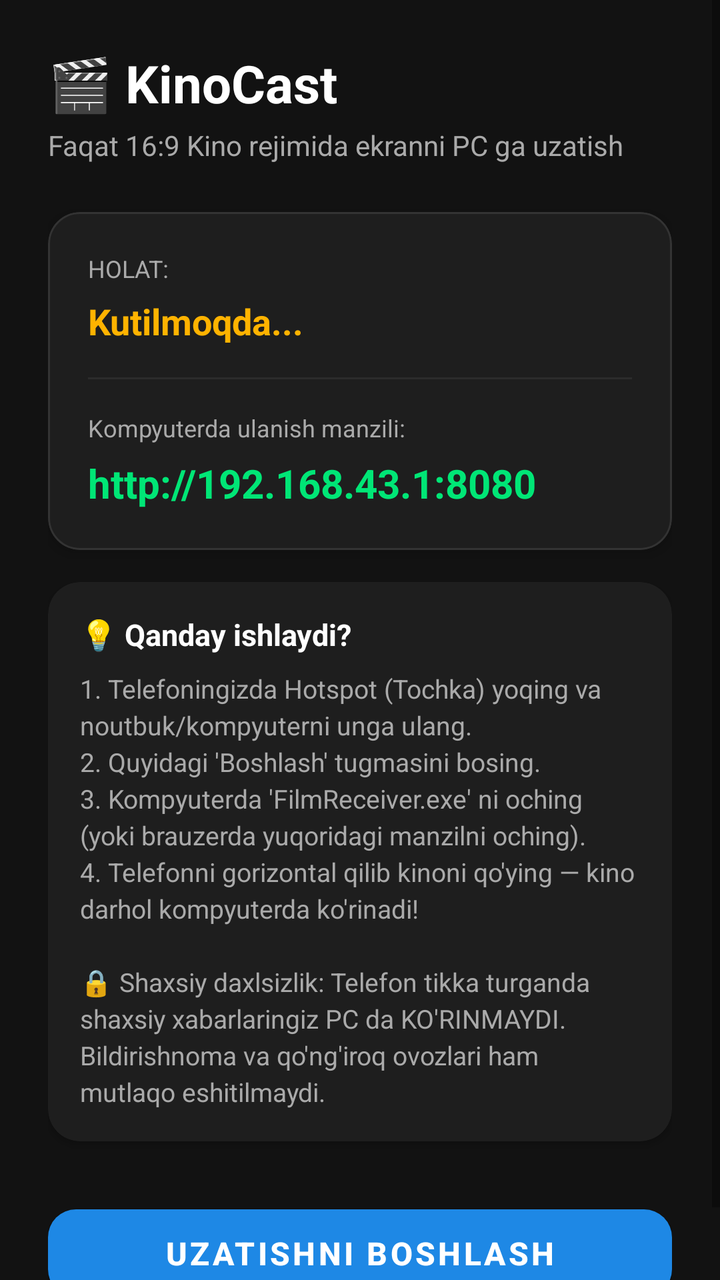
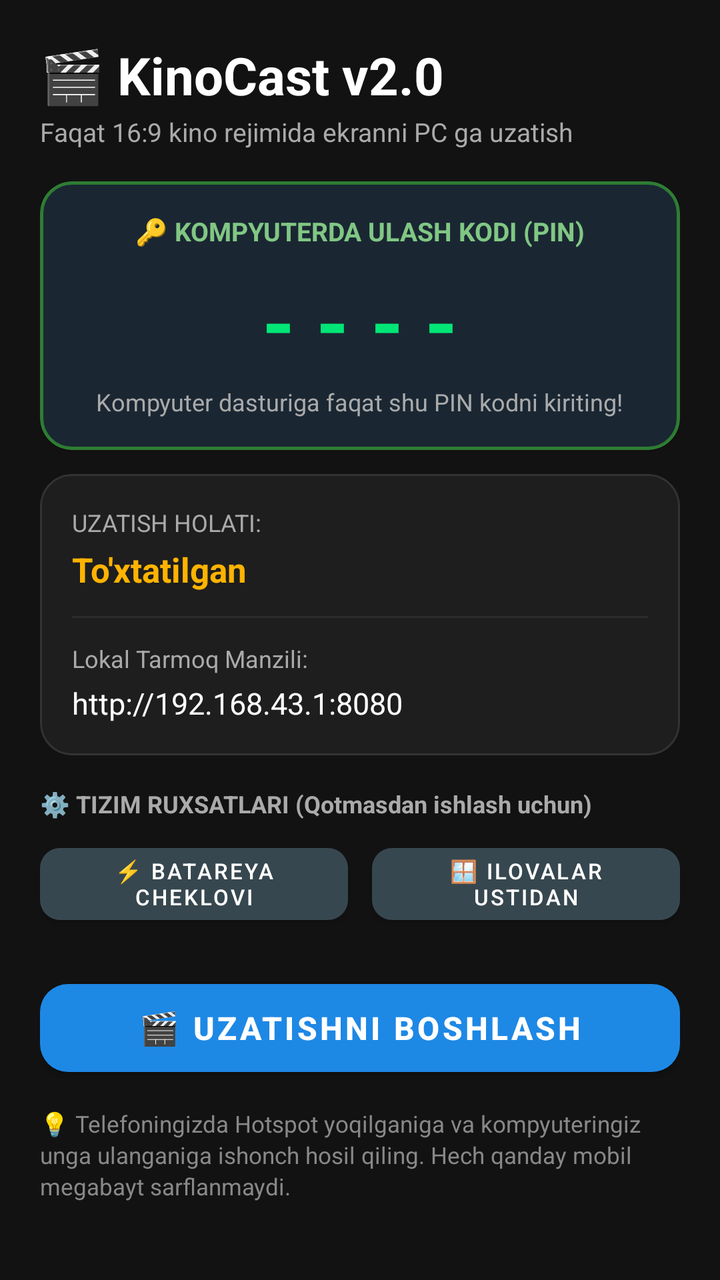

An Android layout rendered at two revisions. The XML below is the earlier revision; the diff shows what the commit changed to produce the second picture.
<!-- AndroidManifest.xml: application theme Theme.KinoCast -->
<!-- res/layout/activity_main.xml -->
<?xml version="1.0" encoding="utf-8"?>
<ScrollView xmlns:android="http://schemas.android.com/apk/res/android"
    xmlns:app="http://schemas.android.com/apk/res-auto"
    android:layout_width="match_parent"
    android:layout_height="match_parent"
    android:background="@color/bg_dark"
    android:fillViewport="true">

    <LinearLayout
        android:layout_width="match_parent"
        android:layout_height="wrap_content"
        android:orientation="vertical"
        android:padding="24dp">

        <TextView
            android:layout_width="wrap_content"
            android:layout_height="wrap_content"
            android:text="🎬 KinoCast"
            android:textColor="@color/text_primary"
            android:textSize="26sp"
            android:textStyle="bold" />

        <TextView
            android:layout_width="wrap_content"
            android:layout_height="wrap_content"
            android:layout_marginTop="4dp"
            android:text="Faqat 16:9 Kino rejimida ekranni PC ga uzatish"
            android:textColor="@color/text_secondary"
            android:textSize="14sp" />

        
        <com.google.android.material.card.MaterialCardView
            android:layout_width="match_parent"
            android:layout_height="wrap_content"
            android:layout_marginTop="24dp"
            app:cardBackgroundColor="@color/card_dark"
            app:cardCornerRadius="16dp"
            app:cardElevation="4dp"
            app:strokeColor="#333333"
            app:strokeWidth="1dp">

            <LinearLayout
                android:layout_width="match_parent"
                android:layout_height="wrap_content"
                android:orientation="vertical"
                android:padding="20dp">

                <TextView
                    android:layout_width="wrap_content"
                    android:layout_height="wrap_content"
                    android:text="Holat:"
                    android:textColor="@color/text_secondary"
                    android:textSize="12sp"
                    android:textAllCaps="true" />

                <TextView
                    android:id="@+id/tvStatus"
                    android:layout_width="wrap_content"
                    android:layout_height="wrap_content"
                    android:layout_marginTop="6dp"
                    android:text="Kutilmoqda..."
                    android:textColor="@color/amber"
                    android:textSize="18sp"
                    android:textStyle="bold" />

                <View
                    android:layout_width="match_parent"
                    android:layout_height="1dp"
                    android:layout_marginTop="16dp"
                    android:layout_marginBottom="16dp"
                    android:background="#2C2C2C" />

                <TextView
                    android:layout_width="wrap_content"
                    android:layout_height="wrap_content"
                    android:text="Kompyuterda ulanish manzili:"
                    android:textColor="@color/text_secondary"
                    android:textSize="12sp" />

                <TextView
                    android:id="@+id/tvAddress"
                    android:layout_width="wrap_content"
                    android:layout_height="wrap_content"
                    android:layout_marginTop="6dp"
                    android:text="http://192.168.43.1:8080"
                    android:textColor="@color/accent"
                    android:textSize="20sp"
                    android:textStyle="bold"
                    android:textIsSelectable="true" />

            </LinearLayout>
        </com.google.android.material.card.MaterialCardView>

        
        <com.google.android.material.card.MaterialCardView
            android:layout_width="match_parent"
            android:layout_height="wrap_content"
            android:layout_marginTop="16dp"
            app:cardBackgroundColor="@color/card_dark"
            app:cardCornerRadius="16dp"
            app:cardElevation="2dp">

            <LinearLayout
                android:layout_width="match_parent"
                android:layout_height="wrap_content"
                android:orientation="vertical"
                android:padding="16dp">

                <TextView
                    android:layout_width="wrap_content"
                    android:layout_height="wrap_content"
                    android:text="💡 Qanday ishlaydi?"
                    android:textColor="@color/text_primary"
                    android:textSize="15sp"
                    android:textStyle="bold" />

                <TextView
                    android:layout_width="match_parent"
                    android:layout_height="wrap_content"
                    android:layout_marginTop="8dp"
                    android:text="1. Telefoningizda Hotspot (Tochka) yoqing va noutbuk/kompyuterni unga ulang.\n2. Quyidagi 'Boshlash' tugmasini bosing.\n3. Kompyuterda 'FilmReceiver.exe' ni oching (yoki brauzerda yuqoridagi manzilni oching).\n4. Telefonni gorizontal qilib kinoni qo'ying — kino darhol kompyuterda ko'rinadi!\n\n🔒 Shaxsiy daxlsizlik: Telefon tikka turganda shaxsiy xabarlaringiz PC da KO'RINMAYDI. Bildirishnoma va qo'ng'iroq ovozlari ham mutlaqo eshitilmaydi."
                    android:textColor="@color/text_secondary"
                    android:textSize="13sp"
                    android:lineSpacingExtra="3dp" />

            </LinearLayout>
        </com.google.android.material.card.MaterialCardView>

        
        <com.google.android.material.button.MaterialButton
            android:id="@+id/btnToggleStream"
            android:layout_width="match_parent"
            android:layout_height="56dp"
            android:layout_marginTop="28dp"
            android:text="Uzatishni Boshlash"
            android:textSize="16sp"
            android:textStyle="bold"
            app:cornerRadius="14dp"
            app:backgroundTint="@color/primary" />

    </LinearLayout>
</ScrollView>
<!-- resources referenced by this layout -->
<resources>
  <color name="accent">#00E676</color>
  <color name="amber">#FFB300</color>
  <color name="bg_dark">#121212</color>
  <color name="card_dark">#1E1E1E</color>
  <color name="primary">#1E88E5</color>
  <color name="text_primary">#FFFFFF</color>
  <color name="text_secondary">#AAAAAA</color>
  <style name="Theme.KinoCast" parent="Theme.MaterialComponents.DayNight.NoActionBar">
          <item name="colorPrimary">@color/primary</item>
          <item name="colorPrimaryDark">@color/primary_dark</item>
          <item name="colorAccent">@color/accent</item>
          <item name="android:windowBackground">@color/bg_dark</item>
      </style>
  <color name="primary_dark">#1565C0</color>
</resources>

<!-- the commit's change to res/layout/activity_main.xml (unified diff, before → after) -->
@@ -10,12 +10,12 @@
         android:layout_width="match_parent"
         android:layout_height="wrap_content"
         android:orientation="vertical"
-        android:padding="24dp">
+        android:padding="20dp">
 
         <TextView
             android:layout_width="wrap_content"
             android:layout_height="wrap_content"
-            android:text="🎬 KinoCast"
+            android:text="🎬 KinoCast v2.0"
             android:textColor="@color/text_primary"
             android:textSize="26sp"
             android:textStyle="bold" />
@@ -23,19 +23,65 @@
         <TextView
             android:layout_width="wrap_content"
             android:layout_height="wrap_content"
-            android:layout_marginTop="4dp"
-            android:text="Faqat 16:9 Kino rejimida ekranni PC ga uzatish"
+            android:layout_marginTop="2dp"
+            android:text="Faqat 16:9 kino rejimida ekranni PC ga uzatish"
             android:textColor="@color/text_secondary"
-            android:textSize="14sp" />
+            android:textSize="13sp" />
 
         
         <com.google.android.material.card.MaterialCardView
             android:layout_width="match_parent"
             android:layout_height="wrap_content"
-            android:layout_marginTop="24dp"
+            android:layout_marginTop="16dp"
+            app:cardBackgroundColor="#1A2733"
+            app:cardCornerRadius="16dp"
+            app:strokeColor="#2E7D32"
+            app:strokeWidth="1.5dp">
+
+            <LinearLayout
+                android:layout_width="match_parent"
+                android:layout_height="wrap_content"
+                android:orientation="vertical"
+                android:padding="16dp"
+                android:gravity="center">
+
+                <TextView
+                    android:layout_width="wrap_content"
+                    android:layout_height="wrap_content"
+                    android:text="🔑 KOMPYUTERDA ULASH KODI (PIN)"
+                    android:textColor="#81C784"
+                    android:textSize="13sp"
+                    android:textStyle="bold" />
+
+                <TextView
+                    android:id="@+id/tvPinCode"
+                    android:layout_width="wrap_content"
+                    android:layout_height="wrap_content"
+                    android:layout_marginTop="8dp"
+                    android:text="----"
+                    android:textColor="#00E676"
+                    android:textSize="42sp"
+                    android:letterSpacing="0.25"
+                    android:textStyle="bold" />
+
+                <TextView
+                    android:layout_width="wrap_content"
+                    android:layout_height="wrap_content"
+                    android:layout_marginTop="4dp"
+                    android:text="Kompyuter dasturiga faqat shu PIN kodni kiriting!"
+                    android:textColor="@color/text_secondary"
+                    android:textSize="12sp" />
+
+            </LinearLayout>
+        </com.google.android.material.card.MaterialCardView>
+
+        
+        <com.google.android.material.card.MaterialCardView
+            android:layout_width="match_parent"
+            android:layout_height="wrap_content"
+            android:layout_marginTop="12dp"
             app:cardBackgroundColor="@color/card_dark"
             app:cardCornerRadius="16dp"
-            app:cardElevation="4dp"
             app:strokeColor="#333333"
             app:strokeWidth="1dp">
 
@@ -43,12 +89,12 @@
                 android:layout_width="match_parent"
                 android:layout_height="wrap_content"
                 android:orientation="vertical"
-                android:padding="20dp">
-
-                <TextView
-                    android:layout_width="wrap_content"
-                    android:layout_height="wrap_content"
-                    android:text="Holat:"
+                android:padding="16dp">
+
+                <TextView
+                    android:layout_width="wrap_content"
+                    android:layout_height="wrap_content"
+                    android:text="Uzatish Holati:"
                     android:textColor="@color/text_secondary"
                     android:textSize="12sp"
                     android:textAllCaps="true" />
@@ -57,23 +103,23 @@
                     android:id="@+id/tvStatus"
                     android:layout_width="wrap_content"
                     android:layout_height="wrap_content"
-                    android:layout_marginTop="6dp"
-                    android:text="Kutilmoqda..."
+                    android:layout_marginTop="4dp"
+                    android:text="To'xtatilgan"
                     android:textColor="@color/amber"
-                    android:textSize="18sp"
+                    android:textSize="17sp"
                     android:textStyle="bold" />
 
                 <View
                     android:layout_width="match_parent"
                     android:layout_height="1dp"
-                    android:layout_marginTop="16dp"
-                    android:layout_marginBottom="16dp"
+                    android:layout_marginTop="12dp"
+                    android:layout_marginBottom="12dp"
                     android:background="#2C2C2C" />
 
                 <TextView
                     android:layout_width="wrap_content"
                     android:layout_height="wrap_content"
-                    android:text="Kompyuterda ulanish manzili:"
+                    android:text="Lokal Tarmoq Manzili:"
                     android:textColor="@color/text_secondary"
                     android:textSize="12sp" />
 
@@ -81,62 +127,75 @@
                     android:id="@+id/tvAddress"
                     android:layout_width="wrap_content"
                     android:layout_height="wrap_content"
-                    android:layout_marginTop="6dp"
+                    android:layout_marginTop="4dp"
                     android:text="http://192.168.43.1:8080"
-                    android:textColor="@color/accent"
-                    android:textSize="20sp"
-                    android:textStyle="bold"
+                    android:textColor="@color/text_primary"
+                    android:textSize="15sp"
                     android:textIsSelectable="true" />
 
             </LinearLayout>
         </com.google.android.material.card.MaterialCardView>
 
         
-        <com.google.android.material.card.MaterialCardView
-            android:layout_width="match_parent"
+        <TextView
+            android:layout_width="wrap_content"
             android:layout_height="wrap_content"
             android:layout_marginTop="16dp"
-            app:cardBackgroundColor="@color/card_dark"
-            app:cardCornerRadius="16dp"
-            app:cardElevation="2dp">
-
-            <LinearLayout
-                android:layout_width="match_parent"
-                android:layout_height="wrap_content"
-                android:orientation="vertical"
-                android:padding="16dp">
-
-                <TextView
-                    android:layout_width="wrap_content"
-                    android:layout_height="wrap_content"
-                    android:text="💡 Qanday ishlaydi?"
-                    android:textColor="@color/text_primary"
-                    android:textSize="15sp"
-                    android:textStyle="bold" />
-
-                <TextView
-                    android:layout_width="match_parent"
-                    android:layout_height="wrap_content"
-                    android:layout_marginTop="8dp"
-                    android:text="1. Telefoningizda Hotspot (Tochka) yoqing va noutbuk/kompyuterni unga ulang.\n2. Quyidagi 'Boshlash' tugmasini bosing.\n3. Kompyuterda 'FilmReceiver.exe' ni oching (yoki brauzerda yuqoridagi manzilni oching).\n4. Telefonni gorizontal qilib kinoni qo'ying — kino darhol kompyuterda ko'rinadi!\n\n🔒 Shaxsiy daxlsizlik: Telefon tikka turganda shaxsiy xabarlaringiz PC da KO'RINMAYDI. Bildirishnoma va qo'ng'iroq ovozlari ham mutlaqo eshitilmaydi."
-                    android:textColor="@color/text_secondary"
-                    android:textSize="13sp"
-                    android:lineSpacingExtra="3dp" />
-
-            </LinearLayout>
-        </com.google.android.material.card.MaterialCardView>
+            android:text="⚙️ TIZIM RUXSATLARI (Qotmasdan ishlash uchun)"
+            android:textColor="@color/text_secondary"
+            android:textSize="12sp"
+            android:textStyle="bold" />
+
+        <LinearLayout
+            android:layout_width="match_parent"
+            android:layout_height="wrap_content"
+            android:orientation="horizontal"
+            android:layout_marginTop="8dp">
+
+            <com.google.android.material.button.MaterialButton
+                android:id="@+id/btnBattery"
+                android:layout_width="0dp"
+                android:layout_height="wrap_content"
+                android:layout_weight="1"
+                android:layout_marginEnd="6dp"
+                android:text="⚡ Batareya Cheklovi"
+                android:textSize="11sp"
+                app:cornerRadius="10dp"
+                app:backgroundTint="#37474F" />
+
+            <com.google.android.material.button.MaterialButton
+                android:id="@+id/btnOverlay"
+                android:layout_width="0dp"
+                android:layout_height="wrap_content"
+                android:layout_weight="1"
+                android:layout_marginStart="6dp"
+                android:text="🪟 Ilovalar Ustidan"
+                android:textSize="11sp"
+                app:cornerRadius="10dp"
+                app:backgroundTint="#37474F" />
+
+        </LinearLayout>
 
         
         <com.google.android.material.button.MaterialButton
             android:id="@+id/btnToggleStream"
             android:layout_width="match_parent"
             android:layout_height="56dp"
-            android:layout_marginTop="28dp"
-            android:text="Uzatishni Boshlash"
+            android:layout_marginTop="20dp"
+            android:text="🎬 Uzatishni Boshlash"
             android:textSize="16sp"
             android:textStyle="bold"
             app:cornerRadius="14dp"
             app:backgroundTint="@color/primary" />
 
+        <TextView
+            android:layout_width="match_parent"
+            android:layout_height="wrap_content"
+            android:layout_marginTop="12dp"
+            android:text="💡 Telefoningizda Hotspot yoqilganiga va kompyuteringiz unga ulanganiga ishonch hosil qiling. Hech qanday mobil megabayt sarflanmaydi."
+            android:textColor="#888888"
+            android:textSize="11.5sp"
+            android:lineSpacingExtra="2dp" />
+
     </LinearLayout>
 </ScrollView>
